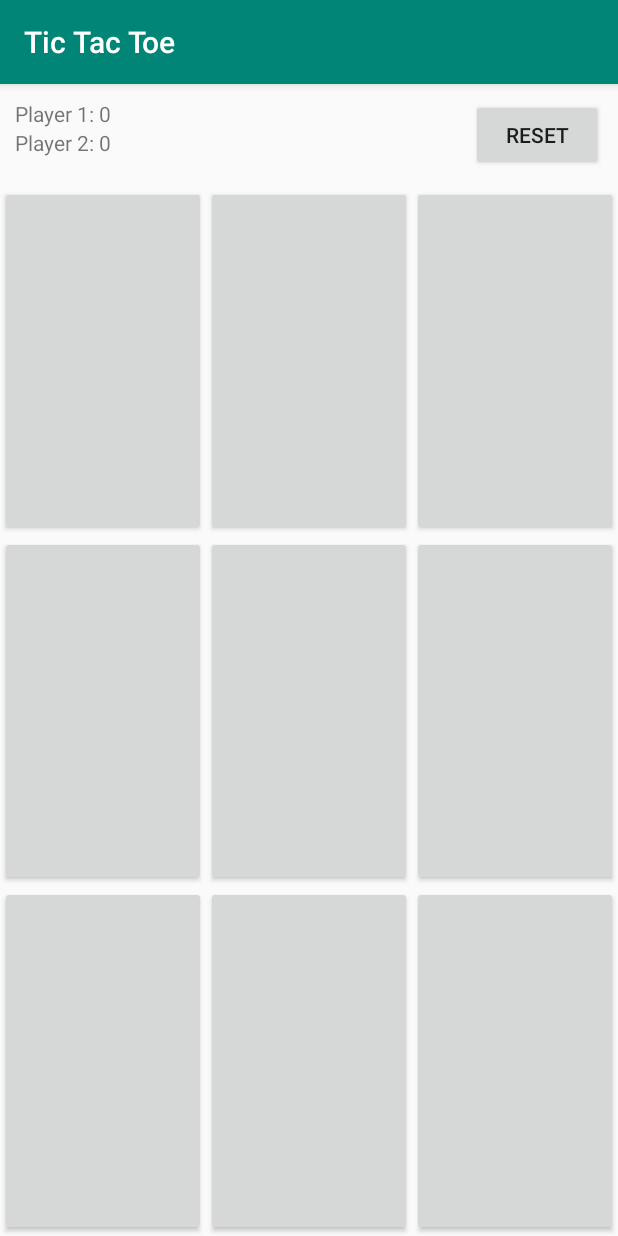
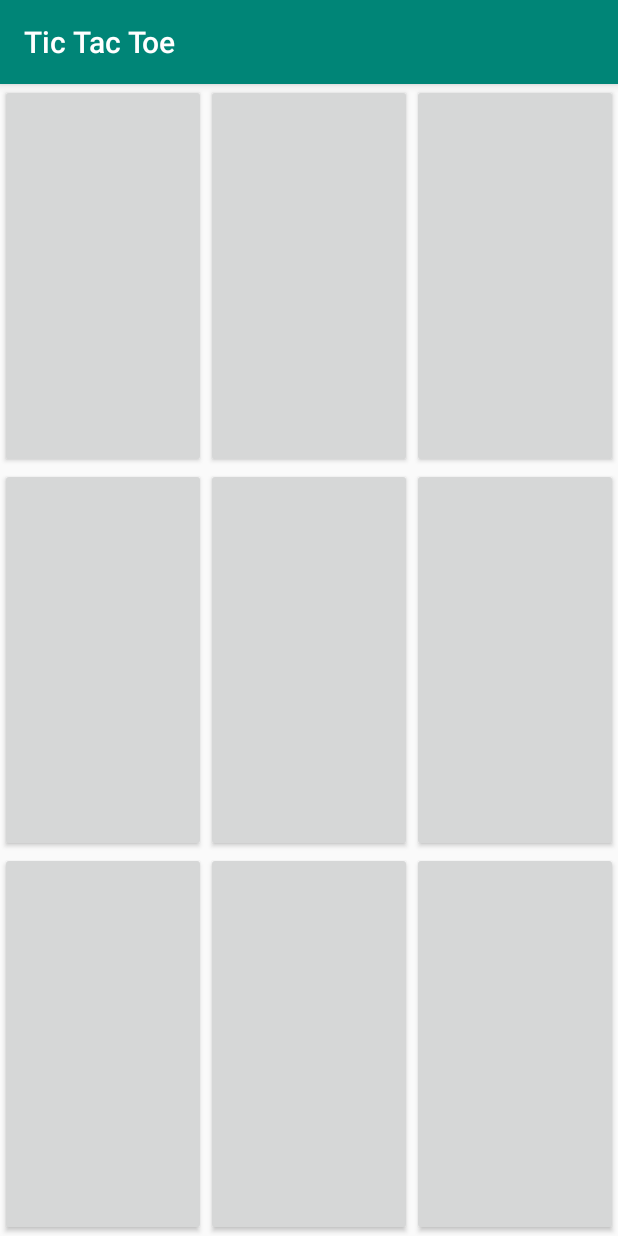
Before and after one commit to abdulkarim8293/Tic-Tac-Toe, an Android app: the screen it shows after launch (MainActivity), on a phone screen of 412 x 824 dp. Run offline under Robolectric (Android 15) with nearby library versions, the phone set to English and light mode, and no system bars; 4 statements that could not run were skipped.

Commit message:
update user interface

```diff
--- a/app/src/main/res/layout/activity_main.xml
+++ b/app/src/main/res/layout/activity_main.xml
@@ -6,29 +6,7 @@
     android:orientation="vertical"
     tools:context=".MainActivity">
 
-    <RelativeLayout
-        android:padding="10dp"
-        android:layout_width="match_parent"
-        android:layout_height="wrap_content">
-        <TextView
-            android:id="@+id/playerOneTextView"
-            android:layout_width="wrap_content"
-            android:layout_height="wrap_content"
-            android:text="Player 1: 0"/>
-        <TextView
-            android:id="@+id/playerTwoTextView"
-            android:layout_width="wrap_content"
-            android:layout_height="wrap_content"
-            android:layout_below="@+id/playerOneTextView"
-            android:text="Player 2: 0"/>
 
-        <Button
-            android:layout_alignParentRight="true"
-            android:id="@+id/resetButton"
-            android:layout_width="wrap_content"
-            android:layout_height="wrap_content"
-            android:text="Reset"/>
-    </RelativeLayout>
 
     <LinearLayout
         android:layout_width="match_parent"
```
